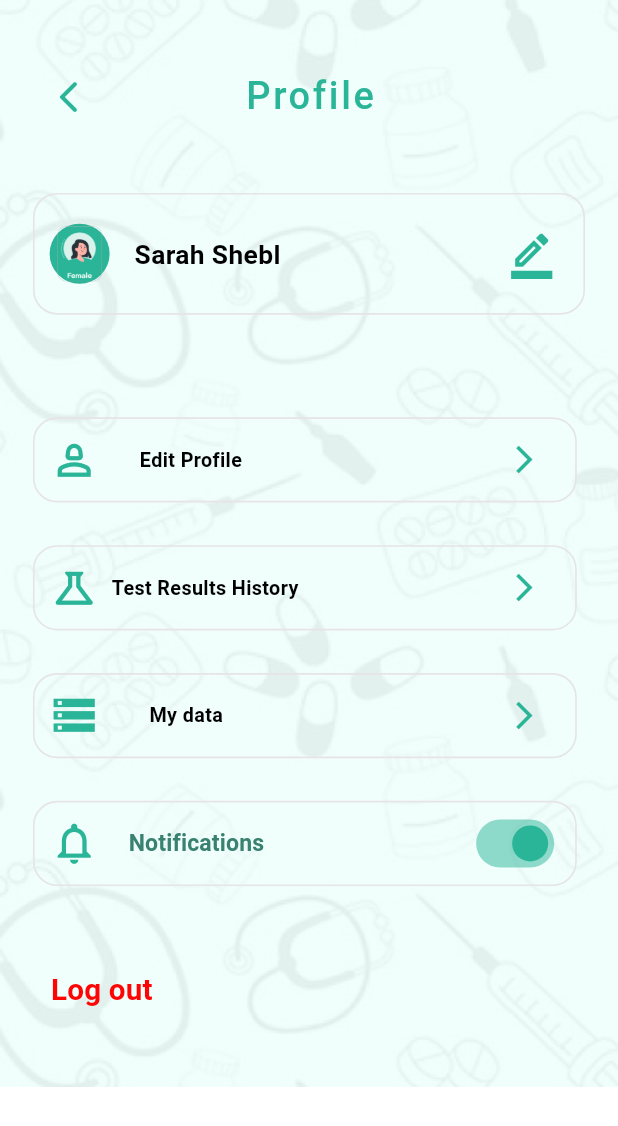
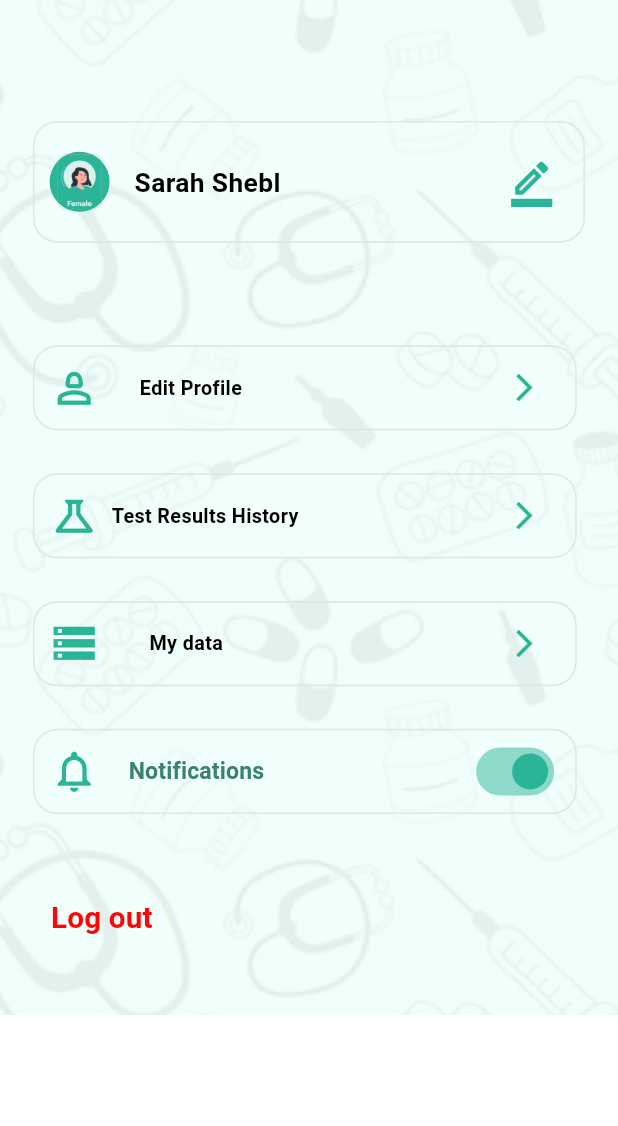
Before and after one commit to SamaaHamayel/anemia-graduation-project, a Flutter app: the MyAccount screen opened directly, on a phone screen of 412 x 824 dp. Shown: the top 1126 px of the screen. Run offline on Flutter 3.47's test engine with Material 3 defaults, Android fonts, the phone set to English and light mode, and no system bars; our stand-ins replace camera, dartz, dio, flutter_bloc, flutter_screenutil, flutter_tts and 9 more; missing offline and left inert: flutter_verification_code; accounts and stored records are empty; generated files the repository leaves out were written again; Roboto replaces fonts that are missing (Kodchasan).

Commit message:
السطرين الي عدلنا بيهم ال app bar

```diff
--- a/lib/conf/theme/my_them.dart
+++ b/lib/conf/theme/my_them.dart
@@ -27,6 +27,7 @@ class MyThemeData {
       ),
     ),
     bottomNavigationBarTheme: const BottomNavigationBarThemeData(
+
       type: BottomNavigationBarType.fixed,
       showSelectedLabels: false,
       showUnselectedLabels: false,
--- a/lib/features/home/my_account/presentation/view/my_account.dart
+++ b/lib/features/home/my_account/presentation/view/my_account.dart
@@ -9,7 +9,6 @@ import 'package:animeacheck/core/utils/appColors/app_colors.dart';
 import 'package:animeacheck/core/utils/appImages/app_assets.dart';
 import 'package:animeacheck/features/home/history/presentation/view/history.dart';
 import 'package:animeacheck/features/home/my_account/presentation/view/edit_profile.dart';
-import 'package:animeacheck/features/home/pri_home/presentation/view/pri_home.dart';
 
 import '../../../setting/presentation/settings_cubit/settings_cubit.dart';
 
@@ -26,12 +25,8 @@ class MyAccountState extends State<MyAccount> {
     return BlocProvider(
       create: (context) => SettingsCubit(),
       child: Scaffold(
-        backgroundColor:
-            BlocProvider.of<SettingsCubit>(context).isDarkThemEnable
-                ? AppColors.blackColor
-                : AppColors.whiteColor,
         body: Container(
-          decoration: BoxDecoration(
+          decoration: const BoxDecoration(
             image: DecorationImage(
               image:
                   AssetImage('lib/core/utils/appImages/images/background.png'),
@@ -46,7 +41,7 @@ class MyAccountState extends State<MyAccount> {
                 child: Column(
                   crossAxisAlignment: CrossAxisAlignment.start,
                   children: [
-                    buildHeader(),
+                  //  buildHeader(),
                     buildProfileCard(),
                     SizedBox(height: 28.h),
                     buildActionCard(
@@ -56,7 +51,7 @@ class MyAccountState extends State<MyAccount> {
                         Navigator.push(
                           context,
                           MaterialPageRoute(
-                              builder: (context) => editProfile()),
+                              builder: (context) => const editProfile()),
                         );
                       },
                     ),
@@ -67,7 +62,7 @@ class MyAccountState extends State<MyAccount> {
                       onPressed: () {
                         Navigator.push(
                           context,
-                          MaterialPageRoute(builder: (context) => history()),
+                          MaterialPageRoute(builder: (context) => const history()),
                         );
                       },
                     ),
@@ -79,7 +74,7 @@ class MyAccountState extends State<MyAccount> {
                         Navigator.push(
                           context,
                           MaterialPageRoute(
-                              builder: (context) => InfoOneScreen()),
+                              builder: (context) => const InfoOneScreen()),
                         );
                         // Navigate to information page
                       },
@@ -92,13 +87,13 @@ class MyAccountState extends State<MyAccount> {
                         Navigator.push(
                           context,
                           MaterialPageRoute(
-                              builder: (context) => SignInScreen()),
+                              builder: (context) => const SignInScreen()),
                         );
                       },
                       child: Text(
                         'Log out',
                         style: TextStyle(
-                          color: Color(0xFFFF0404),
+                          color: const Color(0xFFFF0404),
                           fontSize: 18.sp,
                           fontFamily: 'Kodchasan',
                           fontWeight: FontWeight.w600,
@@ -116,37 +111,40 @@ class MyAccountState extends State<MyAccount> {
     );
   }
 
-  Widget buildHeader() {
-    return Row(
-      children: [
-        IconButton(
-          icon: Icon(
-            Icons.arrow_back_ios_rounded,
-            color: AppColors.lightPrimaryColor,
-            size: 23.sp,
-          ),
-          onPressed: () {
-            Navigator.push(
-              context,
-              MaterialPageRoute(builder: (context) => PriHome()),
-            );
-          },
-        ),
-        SizedBox(width: 85.w),
-        Text(
-          'Profile',
-          style: TextStyle(
-            color: AppColors.lightPrimaryColor,
-            fontSize: 23.sp,
-            fontFamily: 'Kodchasan',
-            fontWeight: FontWeight.w500,
-            height: 0,
-            letterSpacing: 1.76,
-          ),
-        ),
-      ],
-    );
-  }
+  // Widget buildHeader() {
+  //   return Row(
+  //     children: [
+  //       IconButton(
+  //         icon: Icon(
+  //           Icons.arrow_back_ios_rounded,
+  //           color: AppColors.lightPrimaryColor,
+  //           size: 23.sp,
+  //         ),
+  //         onPressed: () {
+  //           Navigator.push(
+  //             context,
+  //             MaterialPageRoute(builder: (context) => PriHome()),
+  //           );
+  //         },
+  //       ),
+  //       SizedBox(width: 85.w),
+  //       Text(
+  //         'Profile',
+  //         style: TextStyle(
+  //           color: AppColors.lightPrimaryColor,
+  //           fontSize: 23.sp,
+  //           fontFamily: 'Kodchasan',
+  //           fontWeight: FontWeight.w500,
+  //           height: 0,
+  //           letterSpacing: 1.76,
+  //         ),
+  //       ),
+  //     ],
+  //   );
+  // }
+  //
+  //
+
 
   Widget buildProfileCard() {
     return Padding(
@@ -157,7 +155,7 @@ class MyAccountState extends State<MyAccount> {
         clipBehavior: Clip.antiAlias,
         decoration: ShapeDecoration(
           shape: RoundedRectangleBorder(
-            side: BorderSide(width: 1.w, color: Color(0xFFE6E4E4)),
+            side: BorderSide(width: 1.w, color: const Color(0xFFE6E4E4)),
             borderRadius: BorderRadius.circular(16.r),
           ),
         ),
@@ -187,7 +185,7 @@ class MyAccountState extends State<MyAccount> {
                 onPressed: () {
                   Navigator.push(
                     context,
-                    MaterialPageRoute(builder: (context) => editProfile()),
+                    MaterialPageRoute(builder: (context) => const editProfile()),
                   );
                 },
                 icon: Icon(
@@ -215,7 +213,7 @@ class MyAccountState extends State<MyAccount> {
         clipBehavior: Clip.antiAlias,
         decoration: ShapeDecoration(
           shape: RoundedRectangleBorder(
-            side: BorderSide(width: 1.w, color: Color(0xFFE6E4E4)),
+            side: BorderSide(width: 1.w, color: const Color(0xFFE6E4E4)),
             borderRadius: BorderRadius.circular(16),
           ),
         ),
@@ -263,7 +261,7 @@ class MyAccountState extends State<MyAccount> {
         clipBehavior: Clip.antiAlias,
         decoration: ShapeDecoration(
           shape: RoundedRectangleBorder(
-            side: BorderSide(width: 1.w, color: Color(0xFFE6E4E4)),
+            side: BorderSide(width: 1.w, color: const Color(0xFFE6E4E4)),
             borderRadius: BorderRadius.circular(16.r),
           ),
         ),
@@ -279,18 +277,19 @@ class MyAccountState extends State<MyAccount> {
               ),
               TextButton(
                 onPressed: () {
-                  if (isSwitched == true)
+                  if (isSwitched == true) {
                     Navigator.push(
                       context,
                       MaterialPageRoute(
-                          builder: (context) => notificationScreen()),
+                          builder: (context) => const notificationScreen()),
                     );
-                  else
+                  } else {
                     Navigator.push(
                       context,
                       MaterialPageRoute(
-                          builder: (context) => noNotificationScreen()),
+                          builder: (context) => const noNotificationScreen()),
                     );
+                  }
                 },
                 child: Text(
                   'Notifications',
```
Also changed, not shown: lib/features/detect/detectted/view/detectted.dart (+6 -6 lines), lib/features/home/history/presentation/view/history.dart (+28 -6 lines), lib/features/home/presentation/view/home.dart (+10 -12 lines), pubspec.lock.
